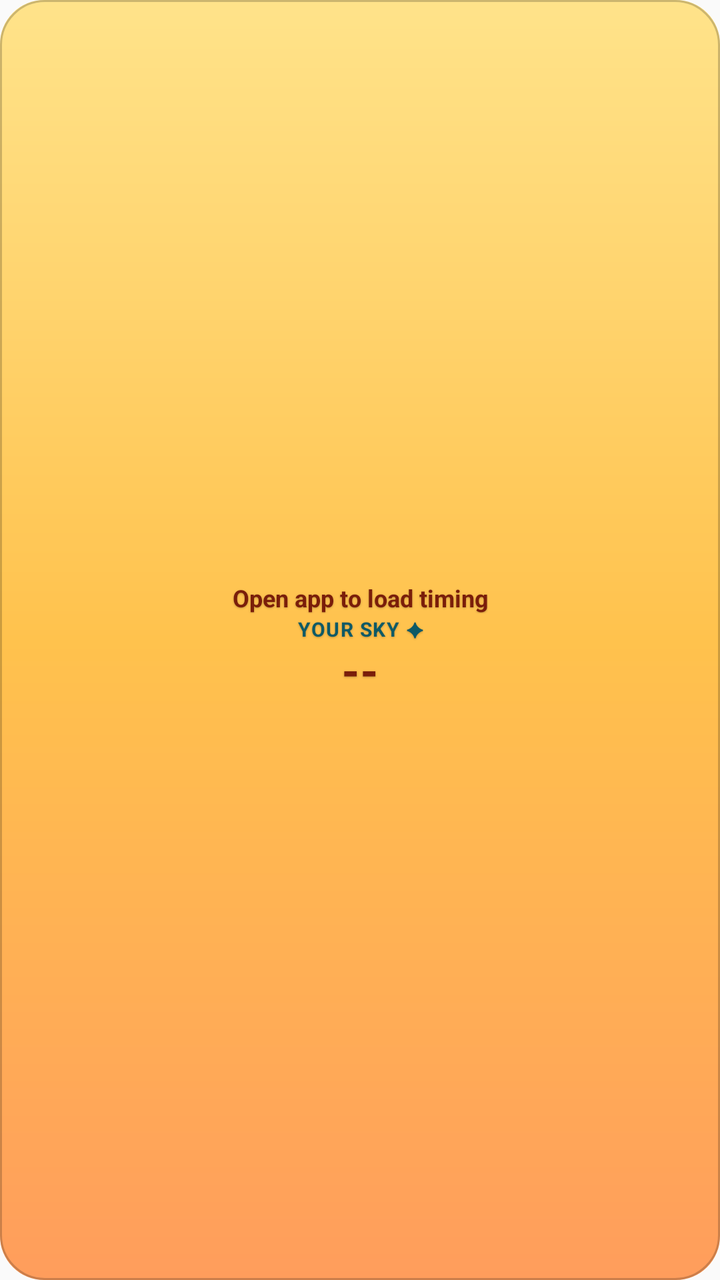
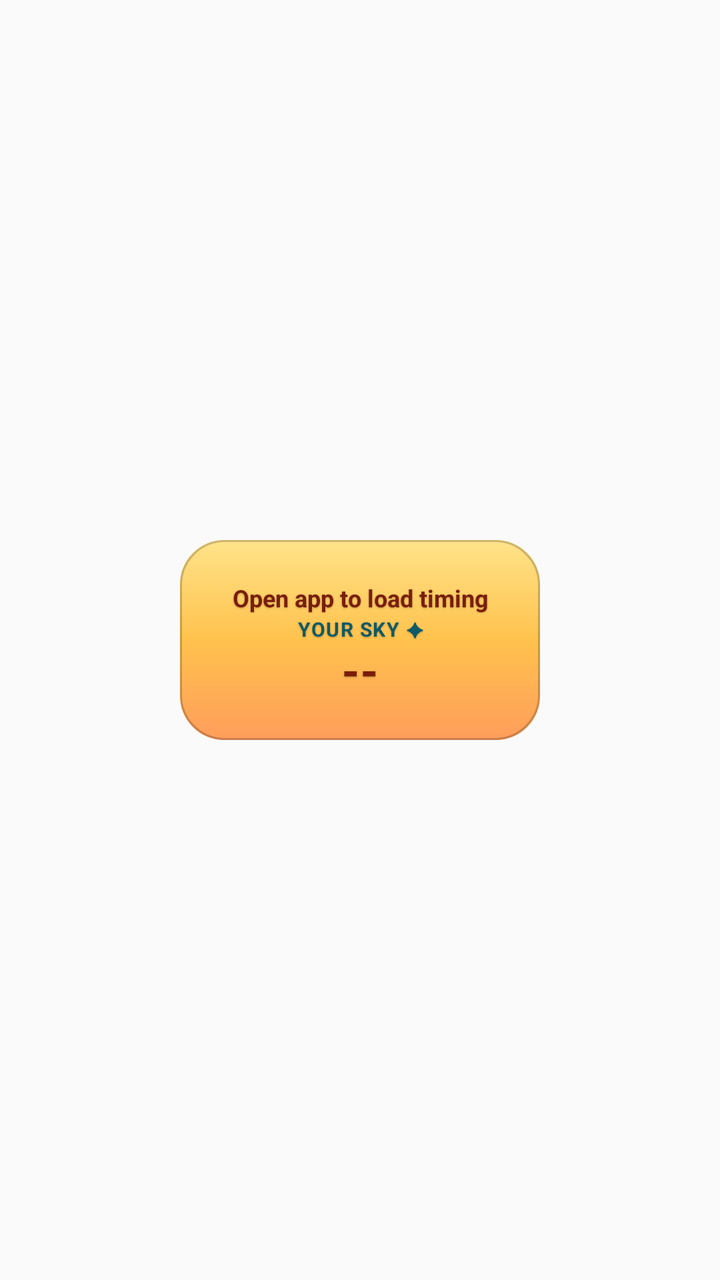

The first picture is an Android layout as it rendered before a commit; the second is the same layout after the commit. The layout source and the unified diff follow.
<!-- AndroidManifest.xml: application theme AppTheme -->
<!-- res/layout/agnihotra_widget_compact.xml -->
<?xml version="1.0" encoding="utf-8"?>
<FrameLayout xmlns:android="http://schemas.android.com/apk/res/android"
    android:id="@+id/widget_root"
    android:layout_width="match_parent"
    android:layout_height="match_parent">

    <ImageView
        android:id="@+id/widget_bg"
        android:layout_width="match_parent"
        android:layout_height="match_parent"
        android:scaleType="fitXY"
        android:src="@drawable/widget_sky_preview"
        android:importantForAccessibility="no"
        android:contentDescription="@null" />

    <LinearLayout
        android:layout_width="match_parent"
        android:layout_height="match_parent"
        android:orientation="vertical"
        android:gravity="center"
        android:paddingStart="12dp"
        android:paddingEnd="12dp"
        android:paddingTop="6dp"
        android:paddingBottom="6dp">

        
        <ImageView
            android:id="@+id/widget_event_icon"
            android:layout_width="20dp"
            android:layout_height="20dp"
            android:src="@drawable/ic_widget_sunrise_sea"
            android:contentDescription="@string/widget_event_icon_desc"
            android:visibility="gone" />

        
        <TextView
            android:id="@+id/widget_event_label"
            android:layout_width="wrap_content"
            android:layout_height="wrap_content"
            android:layout_marginTop="2dp"
            android:text="@string/widget_no_timing"
            android:textColor="@color/widget_ink"
            android:textSize="12sp"
            android:textStyle="bold"
            android:includeFontPadding="false"
            android:gravity="center"
            android:maxLines="1"
            android:ellipsize="end"
            android:shadowColor="#40000000"
            android:shadowDx="0"
            android:shadowDy="1"
            android:shadowRadius="2" />

        
        <TextView
            android:id="@+id/widget_location_tag"
            android:layout_width="wrap_content"
            android:layout_height="wrap_content"
            android:layout_marginTop="1dp"
            android:text="@string/widget_location_default"
            android:textColor="@color/widget_location"
            android:textSize="10sp"
            android:textStyle="bold"
            android:letterSpacing="0.05"
            android:textAllCaps="true"
            android:includeFontPadding="false"
            android:gravity="center"
            android:maxLines="1"
            android:ellipsize="end"
            android:shadowColor="#40000000"
            android:shadowDx="0"
            android:shadowDy="1"
            android:shadowRadius="2"
            android:contentDescription="@string/widget_location_desc" />

        
        <TextView
            android:id="@+id/widget_countdown"
            android:layout_width="wrap_content"
            android:layout_height="wrap_content"
            android:layout_marginTop="2dp"
            android:text="--"
            android:textColor="@color/widget_ink"
            android:textSize="22sp"
            android:textStyle="bold"
            android:fontFamily="sans-serif-medium"
            android:fontFeatureSettings="tnum"
            android:includeFontPadding="false"
            android:maxLines="1"
            android:shadowColor="#40000000"
            android:shadowDx="0"
            android:shadowDy="1"
            android:shadowRadius="2" />

        <Chronometer
            android:id="@+id/widget_countdown_chronometer"
            android:layout_width="wrap_content"
            android:layout_height="wrap_content"
            android:layout_marginTop="2dp"
            android:textColor="@color/widget_ink"
            android:textSize="22sp"
            android:textStyle="bold"
            android:fontFamily="sans-serif-medium"
            android:fontFeatureSettings="tnum"
            android:includeFontPadding="false"
            android:maxLines="1"
            android:shadowColor="#40000000"
            android:shadowDx="0"
            android:shadowDy="1"
            android:shadowRadius="2"
            android:visibility="gone" />

        <ProgressBar
            android:id="@+id/widget_loading"
            style="?android:attr/progressBarStyleSmall"
            android:layout_width="20dp"
            android:layout_height="20dp"
            android:layout_marginTop="2dp"
            android:indeterminate="true"
            android:indeterminateTint="@color/widget_ink"
            android:visibility="gone" />

        
        <TextView
            android:id="@+id/widget_context"
            android:layout_width="0dp"
            android:layout_height="0dp"
            android:visibility="gone" />
        <TextView
            android:id="@+id/widget_event_time"
            android:layout_width="0dp"
            android:layout_height="0dp"
            android:visibility="gone" />
    </LinearLayout>
</FrameLayout>
<!-- resources referenced by this layout -->
<resources>
  <color name="widget_ink">#7A1E0A</color>
  <color name="widget_location">#0E5A66</color>
  <!-- drawable ic_widget_sunrise_sea (drawable) -->
  <?xml version="1.0" encoding="utf-8"?>
  <vector xmlns:android="http://schemas.android.com/apk/res/android"
      android:width="24dp"
      android:height="24dp"
      android:viewportWidth="24"
      android:viewportHeight="24">
  
      
      <path
          android:strokeColor="@color/widget_ink"
          android:strokeWidth="1.5"
          android:strokeLineCap="round"
          android:pathData="M12,1.6 V4.0 M4.6,4.6 L6.3,6.3 M19.4,4.6 L17.7,6.3 M1.8,9.6 H4.2 M22.2,9.6 H19.8" />
  
      
      <path
          android:strokeColor="@color/widget_ink"
          android:strokeWidth="1.7"
          android:fillColor="@android:color/transparent"
          android:pathData="M8.4,9.6 a3.6,3.6 0 1 0 7.2,0 a3.6,3.6 0 1 0 -7.2,0" />
  
      
      <path
          android:strokeColor="@color/widget_ink"
          android:strokeWidth="1.7"
          android:strokeLineCap="round"
          android:pathData="M2.4,15.6 H21.6" />
  
      
      <path
          android:strokeColor="@color/widget_ink"
          android:strokeWidth="1.4"
          android:strokeLineCap="round"
          android:fillColor="@android:color/transparent"
          android:pathData="M3.4,19.4 C4.8,18.3 6.2,18.3 7.6,19.4 C9.0,20.5 10.4,20.5 11.8,19.4 C13.2,18.3 14.6,18.3 16.0,19.4 C17.4,20.5 18.8,20.5 20.2,19.4" />
  </vector>
  <!-- drawable widget_sky_preview (drawable) -->
  <?xml version="1.0" encoding="utf-8"?>
  <layer-list xmlns:android="http://schemas.android.com/apk/res/android">
      <item>
          <shape android:shape="rectangle">
              <corners android:radius="22dp" />
              <gradient
                  android:angle="115"
                  android:startColor="#FFE38A"
                  android:centerColor="#FFC24D"
                  android:endColor="#FF9D5C" />
          </shape>
      </item>
      <item>
          <shape android:shape="rectangle">
              <corners android:radius="22dp" />
              <stroke
                  android:width="1dp"
                  android:color="#33000000" />
          </shape>
      </item>
  </layer-list>
  <string name="widget_event_icon_desc">Sunrise or sunset</string>
  <string name="widget_location_default">Your sky ✦</string>
  <string name="widget_location_desc">Saved location</string>
  <string name="widget_no_timing">Open app to load timing</string>
  <style name="AppTheme" parent="Theme.AppCompat.Light.DarkActionBar">
          
          <item name="colorPrimary">@color/colorPrimary</item>
          <item name="colorPrimaryDark">@color/colorPrimaryDark</item>
          <item name="colorAccent">@color/colorAccent</item>
      </style>
</resources>

<!-- the commit's change to res/layout/agnihotra_widget_compact.xml (unified diff, before → after) -->
@@ -2,134 +2,142 @@
 <FrameLayout xmlns:android="http://schemas.android.com/apk/res/android"
     android:id="@+id/widget_root"
     android:layout_width="match_parent"
-    android:layout_height="match_parent">
+    android:layout_height="match_parent"
+    android:background="@android:color/transparent">
 
-    <ImageView
-        android:id="@+id/widget_bg"
-        android:layout_width="match_parent"
-        android:layout_height="match_parent"
-        android:scaleType="fitXY"
-        android:src="@drawable/widget_sky_preview"
-        android:importantForAccessibility="no"
-        android:contentDescription="@null" />
+    <FrameLayout
+        android:id="@+id/widget_card"
+        android:layout_width="180dp"
+        android:layout_height="100dp"
+        android:layout_gravity="center">
 
-    <LinearLayout
-        android:layout_width="match_parent"
-        android:layout_height="match_parent"
-        android:orientation="vertical"
-        android:gravity="center"
-        android:paddingStart="12dp"
-        android:paddingEnd="12dp"
-        android:paddingTop="6dp"
-        android:paddingBottom="6dp">
+        <ImageView
+            android:id="@+id/widget_bg"
+            android:layout_width="match_parent"
+            android:layout_height="match_parent"
+            android:scaleType="fitXY"
+            android:src="@drawable/widget_sky_preview"
+            android:importantForAccessibility="no"
+            android:contentDescription="@null" />
 
-        
-        <ImageView
-            android:id="@+id/widget_event_icon"
-            android:layout_width="20dp"
-            android:layout_height="20dp"
-            android:src="@drawable/ic_widget_sunrise_sea"
-            android:contentDescription="@string/widget_event_icon_desc"
-            android:visibility="gone" />
+        <LinearLayout
+            android:layout_width="match_parent"
+            android:layout_height="match_parent"
+            android:orientation="vertical"
+            android:gravity="center"
+            android:paddingStart="12dp"
+            android:paddingEnd="12dp"
+            android:paddingTop="6dp"
+            android:paddingBottom="6dp">
 
-        
-        <TextView
-            android:id="@+id/widget_event_label"
-            android:layout_width="wrap_content"
-            android:layout_height="wrap_content"
-            android:layout_marginTop="2dp"
-            android:text="@string/widget_no_timing"
-            android:textColor="@color/widget_ink"
-            android:textSize="12sp"
-            android:textStyle="bold"
-            android:includeFontPadding="false"
-            android:gravity="center"
-            android:maxLines="1"
-            android:ellipsize="end"
-            android:shadowColor="#40000000"
-            android:shadowDx="0"
-            android:shadowDy="1"
-            android:shadowRadius="2" />
+            
+            <ImageView
+                android:id="@+id/widget_event_icon"
+                android:layout_width="20dp"
+                android:layout_height="20dp"
+                android:src="@drawable/ic_widget_sunrise_sea"
+                android:contentDescription="@string/widget_event_icon_desc"
+                android:visibility="gone" />
 
-        
-        <TextView
-            android:id="@+id/widget_location_tag"
-            android:layout_width="wrap_content"
-            android:layout_height="wrap_content"
-            android:layout_marginTop="1dp"
-            android:text="@string/widget_location_default"
-            android:textColor="@color/widget_location"
-            android:textSize="10sp"
-            android:textStyle="bold"
-            android:letterSpacing="0.05"
-            android:textAllCaps="true"
-            android:includeFontPadding="false"
-            android:gravity="center"
-            android:maxLines="1"
-            android:ellipsize="end"
-            android:shadowColor="#40000000"
-            android:shadowDx="0"
-            android:shadowDy="1"
-            android:shadowRadius="2"
-            android:contentDescription="@string/widget_location_desc" />
+            
+            <TextView
+                android:id="@+id/widget_event_label"
+                android:layout_width="wrap_content"
+                android:layout_height="wrap_content"
+                android:layout_marginTop="2dp"
+                android:text="@string/widget_no_timing"
+                android:textColor="@color/widget_ink"
+                android:textSize="12sp"
+                android:textStyle="bold"
+                android:includeFontPadding="false"
+                android:gravity="center"
+                android:maxLines="1"
+                android:ellipsize="end"
+                android:shadowColor="#40000000"
+                android:shadowDx="0"
+                android:shadowDy="1"
+                android:shadowRadius="2" />
 
-        
-        <TextView
-            android:id="@+id/widget_countdown"
-            android:layout_width="wrap_content"
-            android:layout_height="wrap_content"
-            android:layout_marginTop="2dp"
-            android:text="--"
-            android:textColor="@color/widget_ink"
-            android:textSize="22sp"
-            android:textStyle="bold"
-            android:fontFamily="sans-serif-medium"
-            android:fontFeatureSettings="tnum"
-            android:includeFontPadding="false"
-            android:maxLines="1"
-            android:shadowColor="#40000000"
-            android:shadowDx="0"
-            android:shadowDy="1"
-            android:shadowRadius="2" />
+            
+            <TextView
+                android:id="@+id/widget_location_tag"
+                android:layout_width="wrap_content"
+                android:layout_height="wrap_content"
+                android:layout_marginTop="1dp"
+                android:text="@string/widget_location_default"
+                android:textColor="@color/widget_location"
+                android:textSize="10sp"
+                android:textStyle="bold"
+                android:letterSpacing="0.05"
+                android:textAllCaps="true"
+                android:includeFontPadding="false"
+                android:gravity="center"
+                android:maxLines="1"
+                android:ellipsize="end"
+                android:shadowColor="#40000000"
+                android:shadowDx="0"
+                android:shadowDy="1"
+                android:shadowRadius="2"
+                android:contentDescription="@string/widget_location_desc" />
 
-        <Chronometer
-            android:id="@+id/widget_countdown_chronometer"
-            android:layout_width="wrap_content"
-            android:layout_height="wrap_content"
-            android:layout_marginTop="2dp"
-            android:textColor="@color/widget_ink"
-            android:textSize="22sp"
-            android:textStyle="bold"
-            android:fontFamily="sans-serif-medium"
-            android:fontFeatureSettings="tnum"
-            android:includeFontPadding="false"
-            android:maxLines="1"
-            android:shadowColor="#40000000"
-            android:shadowDx="0"
-            android:shadowDy="1"
-            android:shadowRadius="2"
-            android:visibility="gone" />
+            
+            <TextView
+                android:id="@+id/widget_countdown"
+                android:layout_width="wrap_content"
+                android:layout_height="wrap_content"
+                android:layout_marginTop="2dp"
+                android:text="--"
+                android:textColor="@color/widget_ink"
+                android:textSize="22sp"
+                android:textStyle="bold"
+                android:fontFamily="sans-serif-medium"
+                android:fontFeatureSettings="tnum"
+                android:includeFontPadding="false"
+                android:maxLines="1"
+                android:shadowColor="#40000000"
+                android:shadowDx="0"
+                android:shadowDy="1"
+                android:shadowRadius="2" />
 
-        <ProgressBar
-            android:id="@+id/widget_loading"
-            style="?android:attr/progressBarStyleSmall"
-            android:layout_width="20dp"
-            android:layout_height="20dp"
-            android:layout_marginTop="2dp"
-            android:indeterminate="true"
-            android:indeterminateTint="@color/widget_ink"
-            android:visibility="gone" />
+            <Chronometer
+                android:id="@+id/widget_countdown_chronometer"
+                android:layout_width="wrap_content"
+                android:layout_height="wrap_content"
+                android:layout_marginTop="2dp"
+                android:textColor="@color/widget_ink"
+                android:textSize="22sp"
+                android:textStyle="bold"
+                android:fontFamily="sans-serif-medium"
+                android:fontFeatureSettings="tnum"
+                android:includeFontPadding="false"
+                android:maxLines="1"
+                android:shadowColor="#40000000"
+                android:shadowDx="0"
+                android:shadowDy="1"
+                android:shadowRadius="2"
+                android:visibility="gone" />
 
-        
-        <TextView
-            android:id="@+id/widget_context"
-            android:layout_width="0dp"
-            android:layout_height="0dp"
-            android:visibility="gone" />
-        <TextView
-            android:id="@+id/widget_event_time"
-            android:layout_width="0dp"
-            android:layout_height="0dp"
-            android:visibility="gone" />
-    </LinearLayout>
+            <ProgressBar
+                android:id="@+id/widget_loading"
+                style="?android:attr/progressBarStyleSmall"
+                android:layout_width="20dp"
+                android:layout_height="20dp"
+                android:layout_marginTop="2dp"
+                android:indeterminate="true"
+                android:indeterminateTint="@color/widget_ink"
+                android:visibility="gone" />
+
+            
+            <TextView
+                android:id="@+id/widget_context"
+                android:layout_width="0dp"
+                android:layout_height="0dp"
+                android:visibility="gone" />
+            <TextView
+                android:id="@+id/widget_event_time"
+                android:layout_width="0dp"
+                android:layout_height="0dp"
+                android:visibility="gone" />
+        </LinearLayout>
+    </FrameLayout>
 </FrameLayout>
